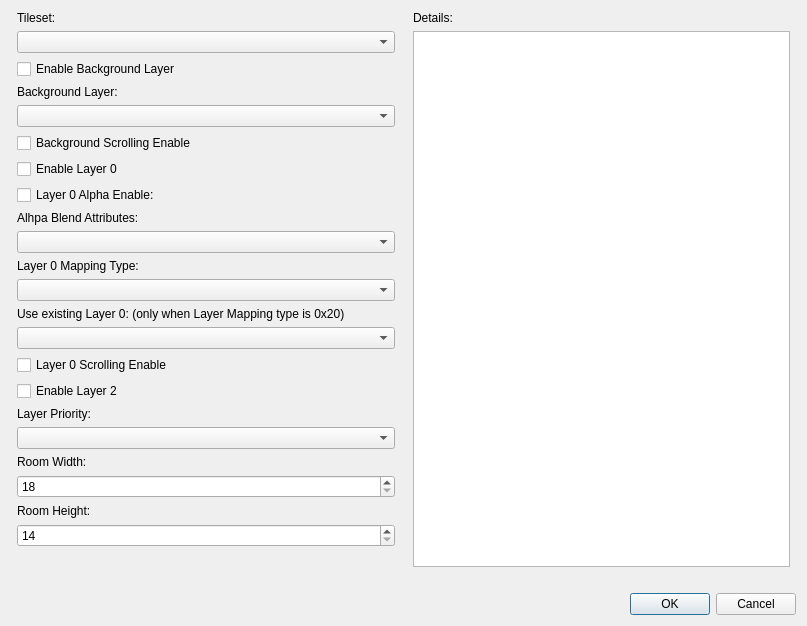
This is Dialog/RoomConfigDialog.ui in wario-land/WL4Editor as Qt 5 draws it before an edit. The edited form follows.
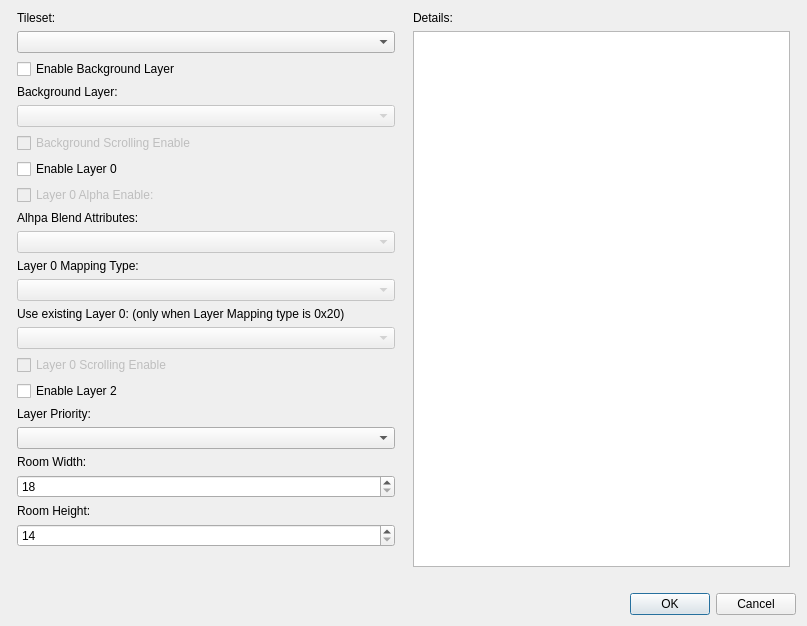
This is the edited form.

Commit message: more details for RoomConfigDialog

The edit to the form file:
```diff
--- a/Dialog/RoomConfigDialog.ui
+++ b/Dialog/RoomConfigDialog.ui
@@ -55,10 +55,20 @@
         </widget>
        </item>
        <item>
-        <widget class="QComboBox" name="ComboBox_BGLayerPicker"/>
+        <widget class="QComboBox" name="ComboBox_BGLayerPicker">
+         <property name="enabled">
+          <bool>false</bool>
+         </property>
+         <property name="editable">
+          <bool>false</bool>
+         </property>
+        </widget>
        </item>
        <item>
         <widget class="QCheckBox" name="CheckBox_BGLayerScrolling">
+         <property name="enabled">
+          <bool>false</bool>
+         </property>
          <property name="text">
           <string>Background Scrolling Enable</string>
          </property>
@@ -73,6 +83,9 @@
        </item>
        <item>
         <widget class="QCheckBox" name="CheckBox_Layer0Alpha">
+         <property name="enabled">
+          <bool>false</bool>
+         </property>
          <property name="text">
           <string>Layer 0 Alpha Enable:</string>
          </property>
@@ -86,7 +99,11 @@
         </widget>
        </item>
        <item>
-        <widget class="QComboBox" name="ComboBox_AlphaBlendAttribute"/>
+        <widget class="QComboBox" name="ComboBox_AlphaBlendAttribute">
+         <property name="enabled">
+          <bool>false</bool>
+         </property>
+        </widget>
        </item>
        <item>
         <widget class="QLabel" name="label_7">
@@ -96,7 +113,11 @@
         </widget>
        </item>
        <item>
-        <widget class="QComboBox" name="ComboBox_Layer0MappingType"/>
+        <widget class="QComboBox" name="ComboBox_Layer0MappingType">
+         <property name="enabled">
+          <bool>false</bool>
+         </property>
+        </widget>
        </item>
        <item>
         <widget class="QLabel" name="label_9">
@@ -106,10 +127,17 @@
         </widget>
        </item>
        <item>
-        <widget class="QComboBox" name="ComboBox_Layer0Picker"/>
+        <widget class="QComboBox" name="ComboBox_Layer0Picker">
+         <property name="enabled">
+          <bool>false</bool>
+         </property>
+        </widget>
        </item>
        <item>
         <widget class="QCheckBox" name="CheckBox_Layer0Scrolling">
+         <property name="enabled">
+          <bool>false</bool>
+         </property>
          <property name="text">
           <string>Layer 0 Scrolling Enable</string>
          </property>
```
The commit also changes 2 other files.
